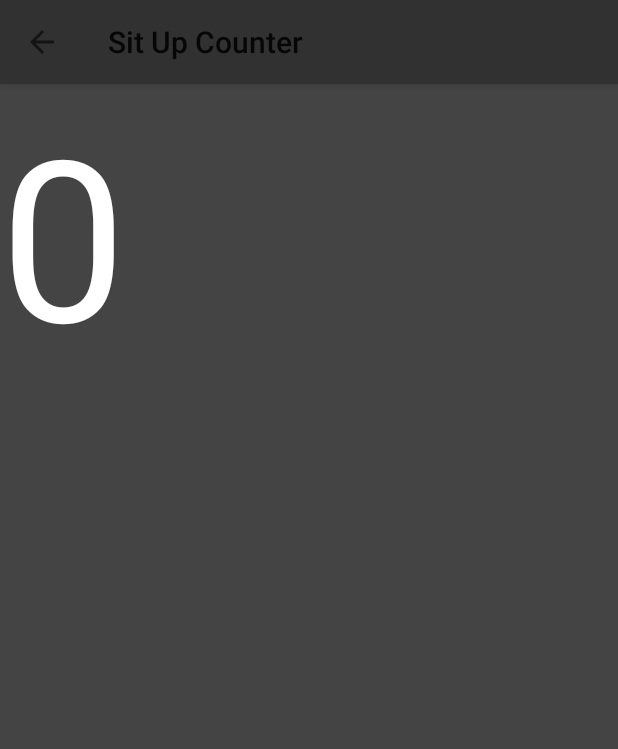
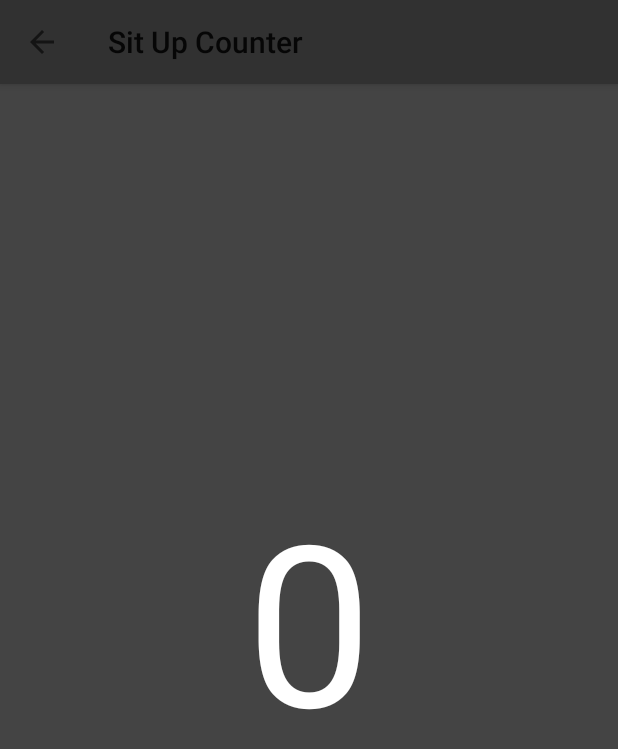
Before and after one commit to Zjjc123/Vitality, an Android app: the SitUpActivity screen opened directly, with no data from a screen before it, on a phone screen of 412 x 824 dp. Shown: the top 749 px of the screen. Run offline under Robolectric (Android 15) with nearby library versions, the phone set to English and light mode, and no system bars.

Commit message:
small design tweaks

```diff
--- a/app/src/main/res/layout/activity_situp.xml
+++ b/app/src/main/res/layout/activity_situp.xml
@@ -1,16 +1,19 @@
 <?xml version="1.0" encoding="utf-8"?>
-<LinearLayout xmlns:android="http://schemas.android.com/apk/res/android"
+<androidx.constraintlayout.widget.ConstraintLayout xmlns:android="http://schemas.android.com/apk/res/android"
     xmlns:app="http://schemas.android.com/apk/res-auto"
+    xmlns:tools="http://schemas.android.com/tools"
+    android:id="@+id/linearLayout"
     android:layout_width="match_parent"
-    android:layout_height="match_parent"
-    android:orientation="vertical">
+    android:layout_height="match_parent">
 
     <androidx.appcompat.widget.Toolbar
         android:id="@+id/action_bar"
-        android:layout_width="match_parent"
-        android:layout_height="?attr/actionBarSize"
+        android:layout_width="0dp"
+        android:layout_height="wrap_content"
         android:background="@color/colorPrimary"
         android:elevation="4dp"
+        app:layout_constraintEnd_toEndOf="parent"
+        app:layout_constraintStart_toStartOf="parent"
         app:layout_constraintTop_toTopOf="parent"
         app:theme="@style/ToolBarStyle" />
 
@@ -25,8 +28,6 @@
         android:textSize="150sp"
         app:layout_constraintBottom_toBottomOf="parent"
         app:layout_constraintEnd_toEndOf="parent"
-        app:layout_constraintHorizontal_bias=".5"
         app:layout_constraintStart_toStartOf="parent"
-        app:layout_constraintTop_toBottomOf="@+id/action_bar"
-        app:layout_constraintVertical_bias=".4" />
-</LinearLayout>
+        app:layout_constraintTop_toTopOf="@+id/action_bar" />
+</androidx.constraintlayout.widget.ConstraintLayout>
--- a/app/src/main/res/layout/activity_steps.xml
+++ b/app/src/main/res/layout/activity_steps.xml
@@ -22,7 +22,7 @@
         android:gravity="center"
         android:textAppearance="@style/TextAppearance.AppCompat"
         android:textColor="#000000"
-        android:textSize="40sp"
+        android:textSize="100sp"
         app:layout_constraintBottom_toBottomOf="parent"
         app:layout_constraintEnd_toEndOf="parent"
         app:layout_constraintHorizontal_bias="0.5"
--- a/app/src/main/res/layout/fragment_profile.xml
+++ b/app/src/main/res/layout/fragment_profile.xml
@@ -25,14 +25,13 @@
             android:layout_height="wrap_content"
             android:layout_marginStart="16dp"
             android:layout_marginLeft="16dp"
-            android:layout_marginTop="24dp"
+            android:layout_marginTop="36dp"
             android:layout_marginEnd="16dp"
             android:layout_marginRight="16dp"
             android:background="@drawable/grad"
-            android:capitalize="words"
             android:gravity="center"
             android:hint="Enter Your Name"
-            android:inputType="textPersonName"
+            android:inputType="textPersonName|textCapWords"
             android:paddingTop="50dp"
             android:paddingBottom="70dp"
             android:selectAllOnFocus="true"
```
